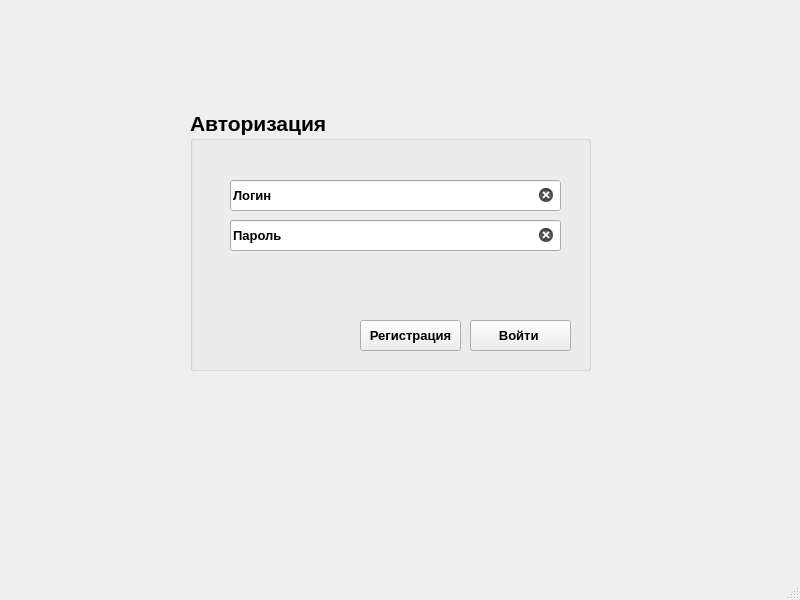
Qt form authorizationwindow.ui (nenion/Gadasin) before a commit.
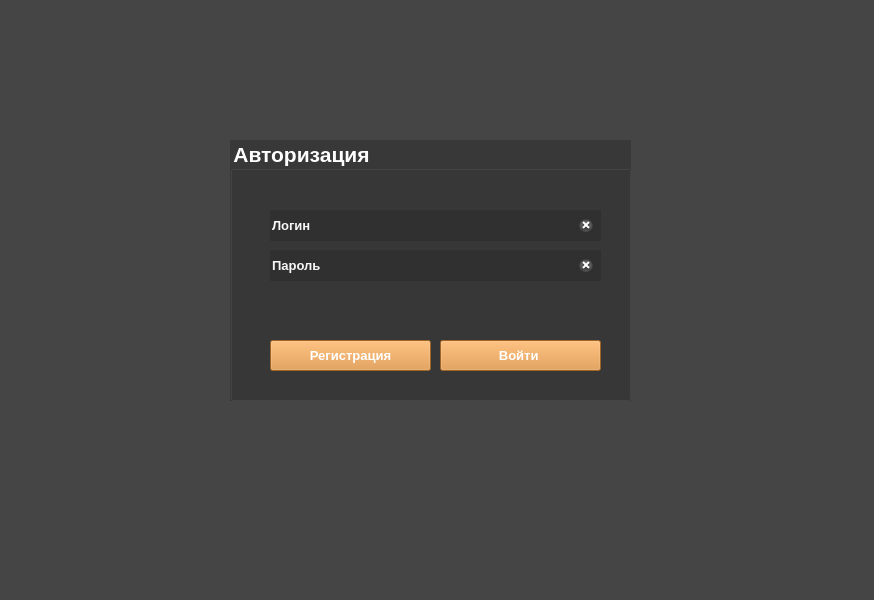
The same form after that commit. Icons and pictures are not drawn.

```diff
--- a/authorizationwindow.ui
+++ b/authorizationwindow.ui
@@ -9,7 +9,7 @@
    <rect>
     <x>0</x>
     <y>0</y>
-    <width>800</width>
+    <width>874</width>
     <height>600</height>
    </rect>
   </property>
@@ -30,14 +30,15 @@
    <bool>false</bool>
   </property>
   <property name="styleSheet">
-   <string notr="true"/>
+   <string notr="true">background-color: rgb(69, 69, 69);
+color: rgb(250, 255, 255);</string>
   </property>
   <widget class="QWidget" name="centralwidget">
    <widget class="QGroupBox" name="groupBox">
     <property name="geometry">
      <rect>
-      <x>190</x>
-      <y>110</y>
+      <x>230</x>
+      <y>140</y>
       <width>401</width>
       <height>261</height>
      </rect>
@@ -49,15 +50,25 @@
       <bold>true</bold>
      </font>
     </property>
+    <property name="statusTip">
+     <string/>
+    </property>
+    <property name="styleSheet">
+     <string notr="true">background-color: rgb(56, 56, 56);
+color: rgb(255, 255, 255);</string>
+    </property>
     <property name="title">
      <string>Авторизация</string>
     </property>
+    <property name="flat">
+     <bool>true</bool>
+    </property>
     <widget class="QPushButton" name="ok">
      <property name="geometry">
       <rect>
-       <x>280</x>
-       <y>210</y>
-       <width>101</width>
+       <x>210</x>
+       <y>200</y>
+       <width>161</width>
        <height>31</height>
       </rect>
      </property>
@@ -68,6 +79,10 @@
        <bold>true</bold>
       </font>
      </property>
+     <property name="styleSheet">
+      <string notr="true">background-color: rgb(222, 142, 55);
+color: rgb(255, 255, 255);</string>
+     </property>
      <property name="text">
       <string>Войти </string>
      </property>
@@ -107,11 +122,18 @@
       <enum>Qt::LeftToRight</enum>
      </property>
      <property name="autoFillBackground">
-      <bool>true</bool>
+      <bool>false</bool>
+     </property>
+     <property name="styleSheet">
+      <string notr="true">background-color: rgb(48, 48, 48);
+color: rgb(247, 247, 247);</string>
      </property>
      <property name="text">
       <string>Логин</string>
      </property>
+     <property name="frame">
+      <bool>false</bool>
+     </property>
      <property name="dragEnabled">
       <bool>true</bool>
      </property>
@@ -144,9 +166,16 @@
        <bold>true</bold>
       </font>
      </property>
+     <property name="styleSheet">
+      <string notr="true">background-color: rgb(48, 48, 48);
+color: rgb(247, 247, 247);</string>
+     </property>
      <property name="text">
       <string>Пароль</string>
      </property>
+     <property name="frame">
+      <bool>false</bool>
+     </property>
      <property name="clearButtonEnabled">
       <bool>true</bool>
      </property>
@@ -154,9 +183,9 @@
     <widget class="QPushButton" name="registration">
      <property name="geometry">
       <rect>
-       <x>170</x>
-       <y>210</y>
-       <width>101</width>
+       <x>40</x>
+       <y>200</y>
+       <width>161</width>
        <height>31</height>
       </rect>
      </property>
@@ -167,6 +196,10 @@
        <bold>true</bold>
       </font>
      </property>
+     <property name="styleSheet">
+      <string notr="true">background-color: rgb(222, 142, 55);
+color: rgb(255, 255, 255);</string>
+     </property>
      <property name="text">
       <string>Регистрация</string>
      </property>
```
Left out of the diff: 2 changed lines with no effect on the pictures.
